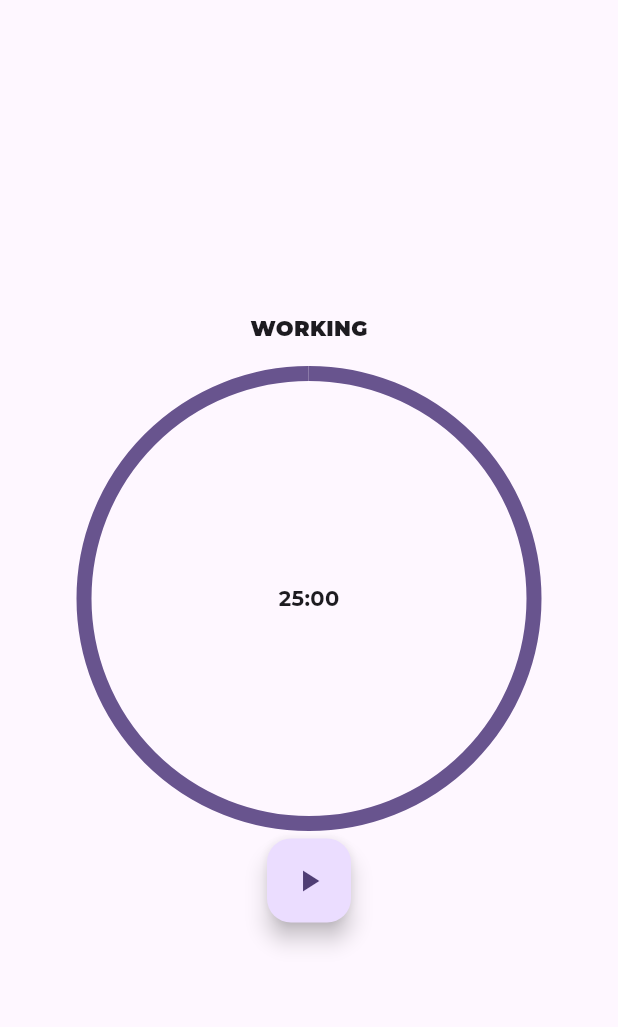
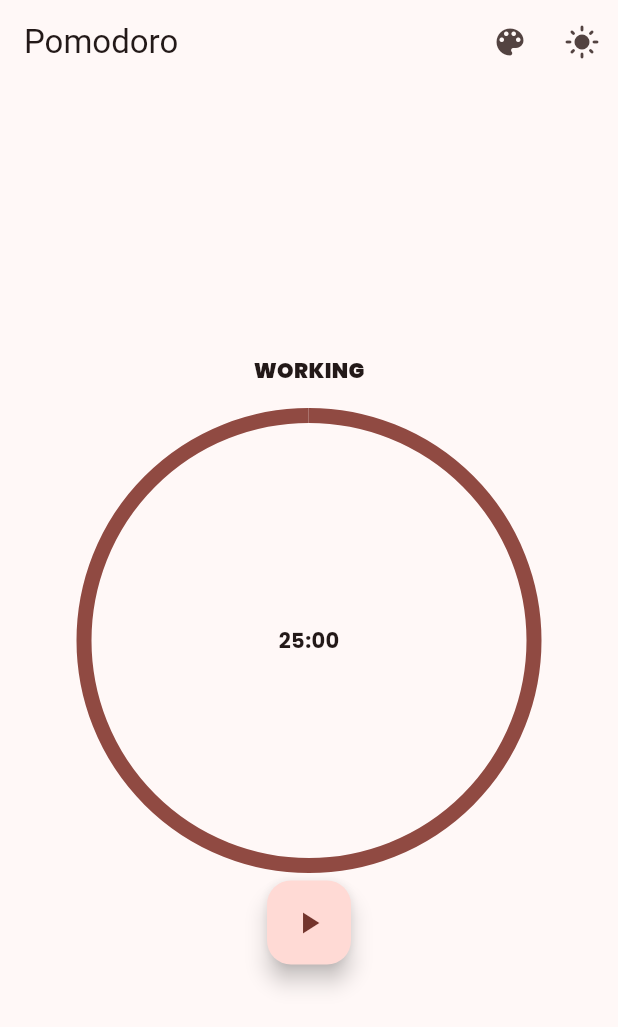
Before and after one commit to Dukas23/pomodoro, a Flutter app: the screen it shows after launch, on a phone screen of 412 x 824 dp. Shown: the top 1027 px of the screen. Run offline on Flutter 3.47's test engine with Material 3 defaults, Android fonts, the phone set to English and light mode, and no system bars; our stand-ins replace google_fonts.

Commit message:
Change colors and fonts (#2)
* Delete unimplement import

* refactor: update AppTheme to use Poppins font and create ThemeProvider for theme management

* chore: add provider package dependency and update pubspec.lock

* refactor: enhance PomodoroScreen with theme toggle functionality and improve code consistency

* refactor: integrate ThemeProvider for dynamic theming in MyApp

* refactor: update AppTheme to use color themes from a list and improve color scheme definitions

* refactor: enhance theming support by allowing color selection from a predefined list and updating theme management

```diff
--- a/lib/core/theme/app_theme.dart
+++ b/lib/core/theme/app_theme.dart
@@ -1,11 +1,40 @@
 import 'package:flutter/material.dart';
 import 'package:google_fonts/google_fonts.dart';
 
+const List<Color> allowedColorSkins = [
+  Colors.red,
+  Colors.blue,
+  Colors.green,
+  Colors.purple,
+  Colors.orange,
+  Colors.teal,
+  Colors.pink,
+  Colors.amber,
+];
+
 class AppTheme {
-  static ThemeData get lightTheme {
+  static ThemeData lightTheme(Color seedColor) {
     return ThemeData(
-      colorScheme: ColorScheme.fromSeed(seedColor: Colors.deepPurple),
-      textTheme: GoogleFonts.montserratTextTheme(
+      colorScheme: ColorScheme.fromSeed(
+        seedColor: seedColor,
+        brightness: Brightness.light,
+      ),
+      textTheme: GoogleFonts.poppinsTextTheme(
+        const TextTheme(
+          bodyLarge: TextStyle(fontSize: 16.0),
+          bodyMedium: TextStyle(fontSize: 14.0),
+        ),
+      ),
+    );
+  }
+
+  static ThemeData darkTheme(Color seedColor) {
+    return ThemeData(
+      colorScheme: ColorScheme.fromSeed(
+        seedColor: seedColor,
+        brightness: Brightness.dark,
+      ),
+      textTheme: GoogleFonts.poppinsTextTheme(
         const TextTheme(
           bodyLarge: TextStyle(fontSize: 16.0),
           bodyMedium: TextStyle(fontSize: 14.0),
--- /dev/null
+++ b/lib/core/theme/theme_provider.dart
@@ -0,0 +1,37 @@
+import 'package:flutter/material.dart';
+import 'package:pomodoro/core/theme/app_theme.dart';
+
+class ThemeProvider extends ChangeNotifier {
+  bool _isDarkMode = false;
+  Color _colorSkin = Colors.red;
+  bool _useSystemColor = true;
+
+  bool get isDarkMode => _isDarkMode;
+  Color get colorSkin => _colorSkin;
+  bool get useSystemColor => _useSystemColor;
+
+  ThemeData get theme => _isDarkMode
+      ? AppTheme.darkTheme(_colorSkin)
+      : AppTheme.lightTheme(_colorSkin);
+
+  void toggleTheme() {
+    _isDarkMode = !_isDarkMode;
+    notifyListeners();
+  }
+
+  void setDarkMode(bool value) {
+    _isDarkMode = value;
+    notifyListeners();
+  }
+
+  void setColorSkin(Color color) {
+    _colorSkin = color;
+    _useSystemColor = false;
+    notifyListeners();
+  }
+
+  void setUseSystemColor(bool value) {
+    _useSystemColor = value;
+    notifyListeners();
+  }
+}
--- a/lib/features/pomodoro/promodor_screen.dart
+++ b/lib/features/pomodoro/promodor_screen.dart
@@ -1,9 +1,11 @@
 import 'dart:async';
 
 import 'package:flutter/material.dart';
-import 'package:pomodoro/features/pomodoro/models/pomodoro_type.dart';
 import 'package:pomodoro/features/pomodoro/widgets/circular_progress_with_contex.dart';
 import 'package:pomodoro/core/utils/pomodoro_timer.dart';
+import 'package:provider/provider.dart';
+import 'package:pomodoro/core/theme/theme_provider.dart';
+import 'package:pomodoro/core/theme/app_theme.dart';
 
 class PomodoroScreen extends StatefulWidget {
   const PomodoroScreen({super.key});
@@ -44,25 +46,74 @@ class PomodoroScreenState extends State<PomodoroScreen> {
   @override
   Widget build(BuildContext context) {
     return Scaffold(
+      appBar: AppBar(
+        title: const Text('Pomodoro'),
+        actions: [
+          // Selector de colorSkin
+          PopupMenuButton<Color>(
+            icon: const Icon(Icons.color_lens),
+            tooltip: 'Cambiar color principal',
+            onSelected: (color) {
+              Provider.of<ThemeProvider>(
+                context,
+                listen: false,
+              ).setColorSkin(color);
+            },
+            itemBuilder: (context) => [
+              for (final color in allowedColorSkins)
+                PopupMenuItem<Color>(
+                  value: color,
+                  child: Row(
+                    children: [
+                      Container(
+                        width: 30,
+                        height: 24,
+                        decoration: BoxDecoration(
+                          color: color,
+                          shape: BoxShape.circle,
+                          border: Border.all(color: Colors.black12),
+                        ),
+                      ),
+                      const SizedBox(width: 8),
+                      Text(
+                        color.toString().split('(')[0].replaceAll('Color', ''),
+                      ),
+                    ],
+                  ),
+                ),
+            ],
+          ),
+          IconButton(
+            icon: Icon(
+              Provider.of<ThemeProvider>(context).isDarkMode
+                  ? Icons.dark_mode
+                  : Icons.light_mode,
+            ),
+            onPressed: () {
+              Provider.of<ThemeProvider>(context, listen: false).toggleTheme();
+            },
+          ),
+        ],
+      ),
       body: Center(
         child: Column(
           mainAxisAlignment: MainAxisAlignment.center,
           children: [
             Text(
               pomodoroTimer.currentType.name.toUpperCase(),
-              style: TextStyle(fontWeight: FontWeight.w900),
+              style: const TextStyle(fontWeight: FontWeight.w900),
             ),
-            SizedBox(height: 20.0),
+            const SizedBox(height: 20.0),
             CircularProgressWithContex(
               value: pomodoroTimer.seconds / 1500,
               text: Text(
                 '${(pomodoroTimer.seconds ~/ 60).toString().padLeft(2, '0')}:${(pomodoroTimer.seconds % 60).toString().padLeft(2, '0')}',
-                style: TextStyle(fontWeight: FontWeight.bold),
+                style: const TextStyle(fontWeight: FontWeight.bold),
               ),
               strokeWidth: 10.0,
               size: 300.0,
             ),
-            SizedBox(height: 10.0),
+            const SizedBox(height: 10.0),
             FloatingActionButton(
               onPressed: toggleTimer,
               child: Icon(
--- a/lib/main.dart
+++ b/lib/main.dart
@@ -1,21 +1,27 @@
 import 'package:flutter/material.dart';
+import 'package:provider/provider.dart';
 import 'package:pomodoro/features/pomodoro/promodor_screen.dart';
-import 'package:pomodoro/core/theme/app_theme.dart';
+import 'package:pomodoro/core/theme/theme_provider.dart';
 
 void main() {
-  runApp(const MyApp());
+  runApp(
+    ChangeNotifierProvider(
+      create: (_) => ThemeProvider(),
+      child: const MyApp(),
+    ),
+  );
 }
 
 class MyApp extends StatelessWidget {
   const MyApp({super.key});
 
-  // This widget is the root of your application.
   @override
   Widget build(BuildContext context) {
+    final themeProvider = Provider.of<ThemeProvider>(context);
     return MaterialApp(
       debugShowCheckedModeBanner: false,
       title: 'Pomodoro timer',
-      theme: AppTheme.lightTheme,
+      theme: themeProvider.theme,
       home: const PomodoroScreen(),
     );
   }
--- a/pubspec.yaml
+++ b/pubspec.yaml
@@ -35,6 +35,7 @@ dependencies:
   # Use with the CupertinoIcons class for iOS style icons.
   cupertino_icons: ^1.0.8
   google_fonts: ^6.2.1
+  provider: ^6.1.5+1
 
 dev_dependencies:
   flutter_test:
```
Also changed, not shown: pubspec.lock.
